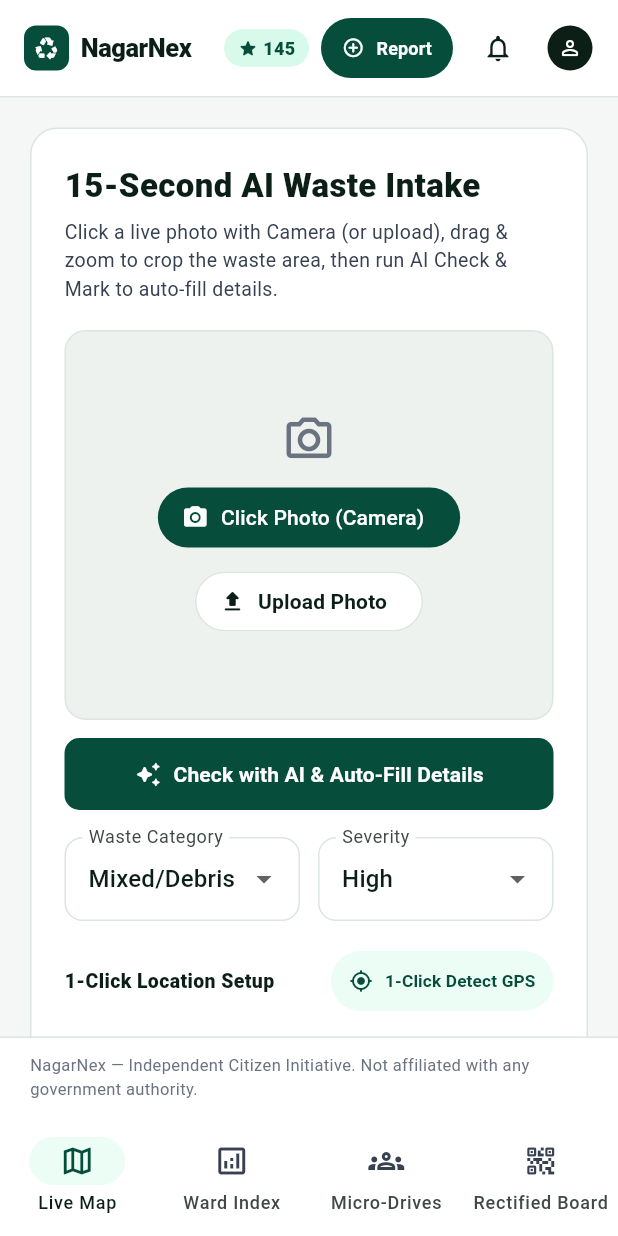
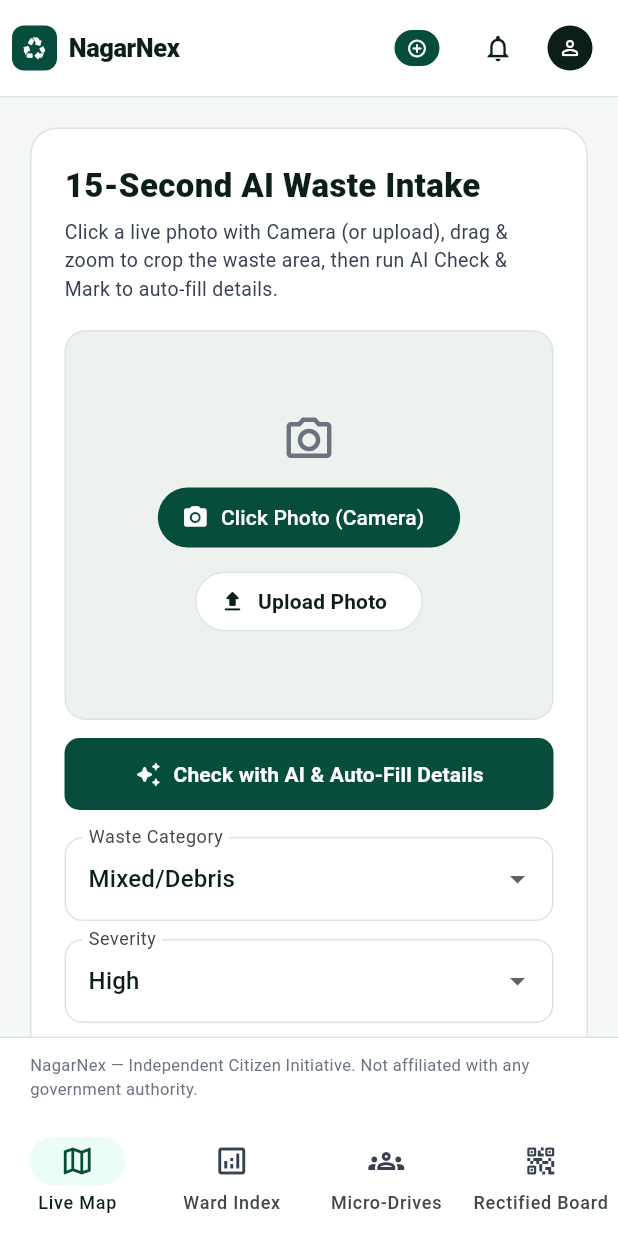
Before and after one commit to solankimayur3534-ops/nagarnex, a Flutter app: the IntakeScreen screen opened by its route, on a phone screen of 412 x 824 dp. Run offline on Flutter 3.47's test engine with Material 3 defaults, Android fonts, the phone set to English and light mode, and no system bars; our stand-ins replace flutter_map, flutter_riverpod, geolocator, go_router, image_picker, latlong2 and 3 more; accounts and stored records are empty.

Commit message:
Fix 375px mobile layouts and add relative+IST timestamps on requests

```diff
--- a/lib/screens/intake_screen.dart
+++ b/lib/screens/intake_screen.dart
@@ -439,7 +439,7 @@ class _IntakeScreenState extends ConsumerState<IntakeScreen> {
                                     borderRadius: BorderRadius.circular(20),
                                   ),
                                   child: const Text(
-                                    'EXIF Stripped · Drag/Zoom to Crop',
+                                    'EXIF Stripped',
                                     style: TextStyle(
                                       fontSize: 10.5,
                                       fontWeight: FontWeight.w700,
@@ -625,42 +625,53 @@ class _IntakeScreenState extends ConsumerState<IntakeScreen> {
                 ],
 
                 const SizedBox(height: 18),
-                Row(
-                  children: [
-                    Expanded(
-                      child: DropdownButtonFormField<String>(
+                LayoutBuilder(
+                  builder: (context, constraints) {
+                    final categoryField = DropdownButtonFormField<String>(
                       initialValue: _selectedWasteType,
                       decoration: const InputDecoration(
                         labelText: 'Waste Category',
                         border: OutlineInputBorder(),
                       ),
                       items: AppConstants.wasteTypes
-                            .map((t) =>
-                                DropdownMenuItem(value: t, child: Text(t)))
+                          .map(
+                              (t) => DropdownMenuItem(value: t, child: Text(t)))
                           .toList(),
                       onChanged: (v) {
                         if (v != null) setState(() => _selectedWasteType = v);
                       },
-                      ),
-                    ),
-                    const SizedBox(width: 12),
-                    Expanded(
-                      child: DropdownButtonFormField<String>(
+                    );
+                    final severityField = DropdownButtonFormField<String>(
                       initialValue: _selectedSeverity,
                       decoration: const InputDecoration(
                         labelText: 'Severity',
                         border: OutlineInputBorder(),
                       ),
                       items: AppConstants.severities
-                            .map((s) =>
-                                DropdownMenuItem(value: s, child: Text(s)))
+                          .map(
+                              (s) => DropdownMenuItem(value: s, child: Text(s)))
                           .toList(),
                       onChanged: (v) {
                         if (v != null) setState(() => _selectedSeverity = v);
                       },
-                      ),
-                    ),
+                    );
+                    if (constraints.maxWidth >= 480) {
+                      return Row(
+                        children: [
+                          Expanded(child: categoryField),
+                          const SizedBox(width: 12),
+                          Expanded(child: severityField),
                         ],
+                      );
+                    }
+                    return Column(
+                      children: [
+                        categoryField,
+                        const SizedBox(height: 12),
+                        severityField,
+                      ],
+                    );
+                  },
                 ),
 
                 const SizedBox(height: 16),
@@ -802,7 +813,7 @@ class _IntakeScreenState extends ConsumerState<IntakeScreen> {
                         ),
                       ),
                       Positioned(
-                        top: 8,
+                        bottom: 8,
                         right: 8,
                         child: Row(
                           mainAxisSize: MainAxisSize.min,
--- a/lib/widgets/nav_shell.dart
+++ b/lib/widgets/nav_shell.dart
@@ -44,6 +44,7 @@ class NavShell extends ConsumerWidget {
   Widget build(BuildContext context, WidgetRef ref) {
     final width = MediaQuery.sizeOf(context).width;
     final isDesktop = width >= 1024;
+    final isMobile = width < 600;
     final profile = ref.watch(nagarNexProvider).profile;
 
     int selectedIndex =
@@ -63,7 +64,7 @@ class NavShell extends ConsumerWidget {
           preferredSize: Size.fromHeight(1),
           child: Divider(height: 1, color: AppColors.border),
         ),
-        titleSpacing: 16,
+        titleSpacing: isMobile ? 8 : 16,
         title: Row(
           children: [
             InkWell(
@@ -172,6 +173,7 @@ class NavShell extends ConsumerWidget {
           ],
         ),
         actions: [
+          if (!isMobile) ...[
             Container(
               padding: const EdgeInsets.symmetric(horizontal: 9, vertical: 4),
               decoration: BoxDecoration(
@@ -196,20 +198,33 @@ class NavShell extends ConsumerWidget {
               ),
             ),
             const SizedBox(width: 8),
-          FilledButton.icon(
+          ],
+          IconButton(
             onPressed: () => context.go('/intake'),
-            style: FilledButton.styleFrom(
-              backgroundColor: AppColors.forest,
-              foregroundColor: Colors.white,
-              padding: const EdgeInsets.symmetric(horizontal: 14, vertical: 8),
-              shape: RoundedRectangleBorder(
-                borderRadius: BorderRadius.circular(20),
+            tooltip: 'Report Waste',
+            icon: Container(
+              padding: const EdgeInsets.symmetric(horizontal: 8, vertical: 5),
+              decoration: BoxDecoration(
+                color: AppColors.forest,
+                borderRadius: BorderRadius.circular(16),
               ),
+              child: Row(
+                mainAxisSize: MainAxisSize.min,
+                children: [
+                  const Icon(Icons.add_circle_outline_rounded,
+                      size: 14, color: Colors.white),
+                  if (!isMobile) ...[
+                    const SizedBox(width: 4),
+                    Text(
+                      isDesktop ? 'Report Waste' : 'Report',
+                      style: const TextStyle(
+                          fontSize: 12,
+                          fontWeight: FontWeight.w700,
+                          color: Colors.white),
                     ),
-            icon: const Icon(Icons.add_circle_outline_rounded, size: 15),
-            label: Text(
-              isDesktop ? 'Report Waste' : 'Report',
-              style: const TextStyle(fontSize: 12, fontWeight: FontWeight.w700),
+                  ],
+                ],
+              ),
             ),
           ),
           const SizedBox(width: 6),
--- a/lib/widgets/updates_sheet.dart
+++ b/lib/widgets/updates_sheet.dart
@@ -182,7 +182,7 @@ class UpdatesSheet extends ConsumerWidget {
                             ),
                             const SizedBox(height: 4),
                             Text(
-                              '${r.wardName} • ${r.wasteType} • ${r.reportCount} merged • ${r.verifyVotes}/${AppConstants.requiredVerifyVotes} verify votes',
+                              '${r.wardName} • ${r.wasteType} • ${r.reportCount} merged • ${GeoUtils.formatReportedTimestamp(r.createdAt)}',
                               style: const TextStyle(
                                 fontSize: 11.5,
                                 color: AppColors.inkSecondary,
```
Also changed, not shown: lib/core/geo_utils.dart (+20 -0 lines), lib/screens/drives_screen.dart (+16 -3 lines), lib/screens/landing_screen.dart (+15 -15 lines), lib/screens/live_map_screen.dart (+14 -8 lines), lib/screens/roadside_board_screen.dart (+8 -5 lines), lib/screens/ward_index_screen.dart (+6 -3 lines), 1 other file. Lines whose indentation alone changed are shown as unchanged.
